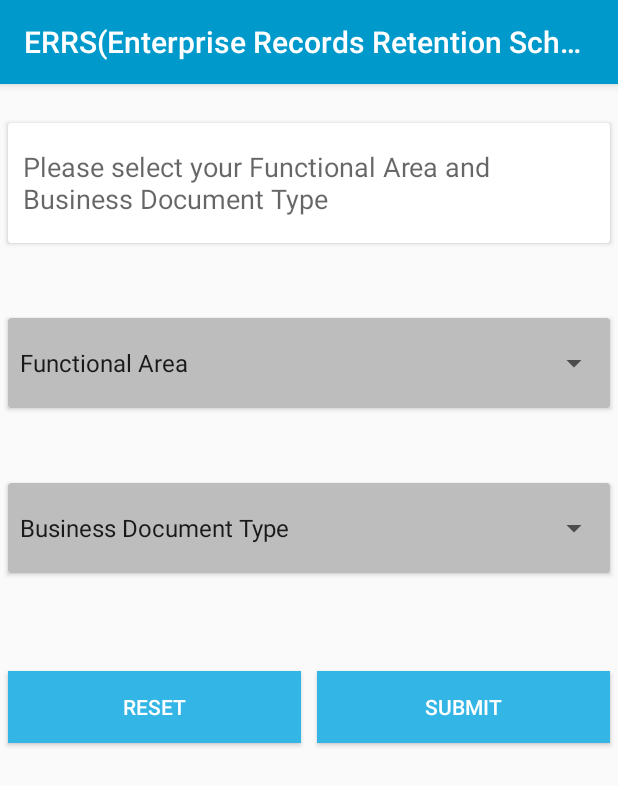
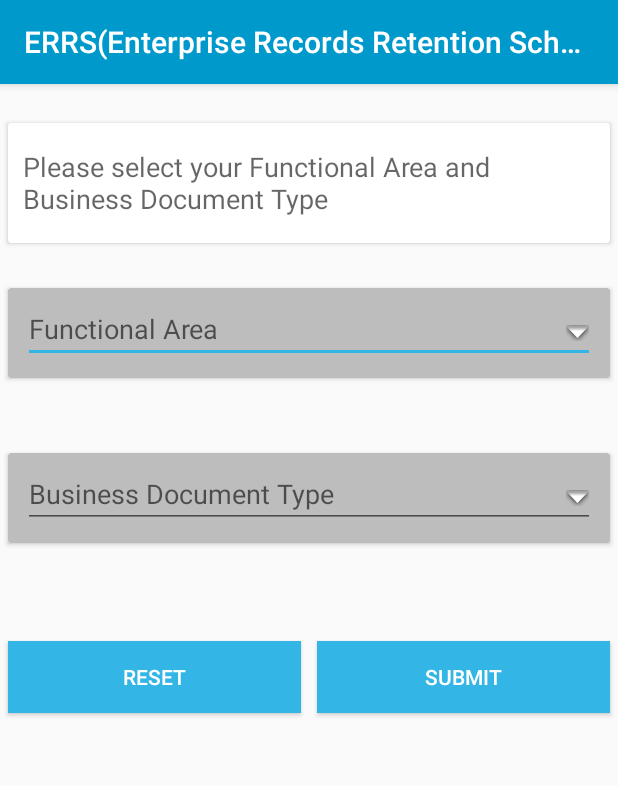
Before and after one commit to gsri4/Innominds, an Android app: the FunctionalArea screen opened directly, with no data from a screen before it, after a tap on "RESET", on a phone screen of 412 x 824 dp. Shown: the top 786 px of the screen. Run offline under Robolectric (Android 15) with nearby library versions, the phone set to English and light mode, and no system bars; 4 statements that could not run were skipped.

Commit message:
Added search fuctionality to Functional area and business type

```diff
--- a/app/src/main/AndroidManifest.xml
+++ b/app/src/main/AndroidManifest.xml
@@ -33,7 +33,7 @@
 
         <activity android:name=".FunctionalArea"
             android:screenOrientation="portrait"
-            android:windowSoftInputMode="stateHidden"/>
+            android:windowSoftInputMode="adjustResize|stateHidden"/>
 
         <activity android:name=".FunctionalCodeResults"
             android:screenOrientation="portrait"
--- a/app/src/main/java/com/innominds/rsfb/FunctionalArea.java
+++ b/app/src/main/java/com/innominds/rsfb/FunctionalArea.java
@@ -5,11 +5,14 @@ import android.content.Intent;
 import android.content.SharedPreferences;
 import android.support.v7.app.AppCompatActivity;
 import android.os.Bundle;
+import android.text.Editable;
+import android.text.TextWatcher;
 import android.view.View;
+import android.view.inputmethod.InputMethodManager;
 import android.widget.AdapterView;
 import android.widget.ArrayAdapter;
+import android.widget.AutoCompleteTextView;
 import android.widget.Button;
-import android.widget.Spinner;
 import android.widget.Toast;
 
 import com.activeandroid.query.Select;
@@ -26,7 +29,7 @@ public class FunctionalArea extends AppCompatActivity  {
 
 
 
-    private Spinner mFunctionalSpinner,mBusinessAreaSpinner;
+    private AutoCompleteTextView mFunctionalAutoView,mBusinessAreaAutoView;
     private Button mBtn_Reset, mBtn_Submit;
     List<String> functionalAreas = new ArrayList<String>();
     List<String> functionalBusinessType = new ArrayList<String>();
@@ -35,19 +38,18 @@ public class FunctionalArea extends AppCompatActivity  {
     SharedPreferences.Editor editor;
     public static  final String PREFS_NAME = "Spinner Values";
     public static  final String PREFS_FAREA = "Functional Area";
-    public static  final String PREFS_FAREA_Index = "Functional Area Index";
     public static  final String PREFS_BTYPE = "Business Type";
-    public static  final String PREFS_BTYPE_Index = "Business Type Index";
 
     @Override
     protected void onCreate(Bundle savedInstanceState) {
         super.onCreate(savedInstanceState);
         setContentView(R.layout.activity_functional_area);
 
-        mFunctionalSpinner = (Spinner)findViewById(R.id.spinner_funArea);
-        mBusinessAreaSpinner = (Spinner)findViewById(R.id.spinner_businessCode);
+        mFunctionalAutoView = (AutoCompleteTextView)findViewById(R.id.fun_txtview);
+        mBusinessAreaAutoView = (AutoCompleteTextView)findViewById(R.id.btype_txtview);
         mBtn_Submit = (Button)findViewById(R.id.btn_submit);
         mBtn_Reset = (Button)findViewById(R.id.btn_reset);
+
 
 
 
@@ -66,98 +68,145 @@ public class FunctionalArea extends AppCompatActivity  {
         functionalAreas.addAll(hs);
         Collections.sort(functionalAreas, String.CASE_INSENSITIVE_ORDER);
 
-        //Adding default element
-        functionalAreas.add(0,"Functional Area");
+        //Adding default element to Functional Area autocomplete view
+         setFunctionalAreaData(functionalAreas);
 
 
-        //Setting spinner items with functional area
-        ArrayAdapter<String> dataAdapter = new ArrayAdapter<String>(this, android.R.layout.simple_spinner_item, functionalAreas);
-        dataAdapter.setDropDownViewResource(android.R.layout.simple_spinner_dropdown_item);
-        mFunctionalSpinner.setAdapter(dataAdapter);
 
-        //Addind default element
-        functionalBusinessType.add(0, "Business Document Type");
+
+        //Adding default element Business Type
         setBusinessCodeData(functionalBusinessType);
 
 
 
+        //Checking weather elements are empty or matches with any of stings.
         mBtn_Submit.setOnClickListener(new View.OnClickListener() {
             @Override
             public void onClick(View v) {
 
-                if((!(mFunctionalSpinner.getSelectedItem().toString().equals("Functional Area")))&& mBusinessAreaSpinner.getSelectedItem() != null && mBusinessAreaSpinner != null){
-                    if(!(mBusinessAreaSpinner.getSelectedItem().toString().equals("No Business Type available")))
-                    {
+                if (!(mFunctionalAutoView.getText().toString().isEmpty()) && !(mBusinessAreaAutoView.getText().toString().isEmpty()) &&
+                        (!(mFunctionalAutoView.getText().toString().equals("Functional Area"))) && !(mBusinessAreaAutoView.getText().toString().equals("Business Document Type"))) {
+                    if (!(mBusinessAreaAutoView.getText().toString().equals("No Business Type available"))) {
                         settings = getApplicationContext().getSharedPreferences(PREFS_NAME, Context.MODE_PRIVATE);
                         editor = settings.edit(); //2
 
-                        editor.putString(PREFS_FAREA, mFunctionalSpinner.getSelectedItem().toString());
-                        editor.putInt(PREFS_FAREA_Index, mFunctionalSpinner.getSelectedItemPosition());
-                        editor.putString(PREFS_BTYPE, mBusinessAreaSpinner.getSelectedItem().toString());
-                        editor.putInt(PREFS_BTYPE_Index, mBusinessAreaSpinner.getSelectedItemPosition());
+                        editor.putString(PREFS_FAREA, mFunctionalAutoView.getText().toString());
+                        editor.putString(PREFS_BTYPE, mBusinessAreaAutoView.getText().toString());
                         editor.commit();
 
                         Intent codeResultsIntent = new Intent(FunctionalArea.this, FunctionalCodeResults.class);
                         startActivity(codeResultsIntent);
-                    }else{
-                        Toast.makeText(FunctionalArea.this,"Not able to request data without Business Type ",Toast.LENGTH_SHORT).show();
+                    } else {
+                        Toast.makeText(FunctionalArea.this, "Not able to request data without Business Type ", Toast.LENGTH_SHORT).show();
                     }
-                }else{
-                    Toast.makeText(FunctionalArea.this,"Please select Functional Area and Business Type to continue",Toast.LENGTH_SHORT).show();
+                } else {
+                    Toast.makeText(FunctionalArea.this, "Please select Functional Area and Business Type to continue", Toast.LENGTH_SHORT).show();
                 }
 
             }
         });
 
 
-        mBtn_Reset.setOnClickListener(new View.OnClickListener() {
+
+        //When ever user selected particular item in mFunctionalAutoView then we dismiss keyboard and shows default hints
+        mFunctionalAutoView.setOnItemClickListener(new AdapterView.OnItemClickListener() {
             @Override
-            public void onClick(View v) {
-
-                mFunctionalSpinner.setSelection(0);
-                functionalBusinessType.add(0,"Business Document Type");
-                setBusinessCodeData(functionalBusinessType);
-
-            }
-        });
-
-        mFunctionalSpinner.setOnItemSelectedListener(new AdapterView.OnItemSelectedListener() {
-            @Override
-            public void onItemSelected(AdapterView<?> parent, View view, int position, long id) {
-
-                if (position != 0){
-                    //Get selected item from spinner
-                    selectedItem = mFunctionalSpinner.getSelectedItem().toString();
-                    functionalBusinessType.clear();
-                    setCategoryCodeSpinnerData(selectedItem);
-                 }else{
-                    functionalBusinessType.clear();
-                    functionalBusinessType.add(0,"Business Document Type");
-                    setBusinessCodeData(functionalBusinessType);
-
-                }
-            }
-
-            @Override
-            public void onNothingSelected(AdapterView<?> parent) {
+            public void onItemClick(AdapterView<?> parent, View view, int position, long id) {
+                //Get selected item from spinner
+                hideSoftKeyBoard();
+                selectedItem = mFunctionalAutoView.getText().toString();
+                functionalBusinessType.clear();
+                setCategoryCodeSpinnerData(selectedItem);
+                mBusinessAreaAutoView.getText().clear();
+                mBusinessAreaAutoView.setHint(getResources().getString(R.string.str_buss_doctype));
+                mBusinessAreaAutoView.requestFocus();
 
             }
         });
 
 
-        mBusinessAreaSpinner.setOnItemSelectedListener(new AdapterView.OnItemSelectedListener() {
+
+
+
+        //Hiding keyboard when mBusinessAreaAutoView item selected
+        mBusinessAreaAutoView.setOnItemClickListener(new AdapterView.OnItemClickListener() {
             @Override
-            public void onItemSelected(AdapterView<?> parent, View view, int position, long id) {
+            public void onItemClick(AdapterView<?> parent, View view, int position, long id) {
+                hideSoftKeyBoard();
+            }
+        });
+
+
+        //Text changed in mFunctionalAutoView area then we again set the adapter data
+        mFunctionalAutoView.addTextChangedListener(new TextWatcher() {
+            @Override
+            public void beforeTextChanged(CharSequence s, int start, int count, int after) {
 
             }
 
             @Override
-            public void onNothingSelected(AdapterView<?> parent) {
+            public void onTextChanged(CharSequence s, int start, int before, int count) {
+
+            }
+
+            @Override
+            public void afterTextChanged(Editable s) {
+                selectedItem = mFunctionalAutoView.getText().toString();
+                functionalBusinessType.clear();
+                setCategoryCodeSpinnerData(selectedItem);
 
             }
         });
+
+
+
+        //When mFunctionalAutoView clicked then it shows dropdown with adapter data
+        mFunctionalAutoView.setOnClickListener(new View.OnClickListener() {
+            @Override
+            public void onClick(View v) {
+                mFunctionalAutoView.showDropDown();
+            }
+        });
+
+
+        //When mBusinessAreaAutoView clicked then it shows dropdown with adapter data
+        mBusinessAreaAutoView.setOnClickListener(new View.OnClickListener() {
+            @Override
+            public void onClick(View v) {
+                mBusinessAreaAutoView.showDropDown();
+            }
+        });
+
+
+
+        //Reset both the autocomplete views data
+        mBtn_Reset.setOnClickListener(new View.OnClickListener() {
+            @Override
+            public void onClick(View v) {
+
+                mFunctionalAutoView.setText(" ");
+                mFunctionalAutoView.getText().clear();
+                mFunctionalAutoView.setHint(getResources().getString(R.string.str_funArea));
+                setFunctionalAreaData(functionalAreas);
+                mFunctionalAutoView.setSelection(0);
+                mBusinessAreaAutoView.setText(" ");
+                mBusinessAreaAutoView.getText().clear();
+                mBusinessAreaAutoView.setHint(getResources().getString(R.string.str_buss_doctype));
+                mFunctionalAutoView.requestFocus();
+            }
+        });
+
     }
 
+
+    //Check and dismiss soft keyboard
+    private void hideSoftKeyBoard() {
+        InputMethodManager imm = (InputMethodManager) getSystemService(INPUT_METHOD_SERVICE);
+
+        if(imm.isAcceptingText()) { // verify if the soft keyboard is open
+            imm.hideSoftInputFromWindow(getCurrentFocus().getWindowToken(), 0);
+        }
+    }
 
 
 
@@ -197,7 +246,16 @@ public class FunctionalArea extends AppCompatActivity  {
         //Setting spinner items with functional area
         ArrayAdapter<String> dataAdapter = new ArrayAdapter<String>(this, android.R.layout.simple_spinner_item, codes);
         dataAdapter.setDropDownViewResource(android.R.layout.simple_spinner_dropdown_item);
-        mBusinessAreaSpinner.setAdapter(dataAdapter);
+        mBusinessAreaAutoView.setAdapter(dataAdapter);
+
+    }
+
+    //used to set the spinner value of Functional Area
+    private void setFunctionalAreaData( List<String> functionalAreas){
+        //Setting spinner items with functional area
+        ArrayAdapter<String> dataAdapter = new ArrayAdapter<String>(this, android.R.layout.simple_spinner_item, functionalAreas);
+        dataAdapter.setDropDownViewResource(android.R.layout.simple_spinner_dropdown_item);
+        mFunctionalAutoView.setAdapter(dataAdapter);
 
     }
 
--- a/app/src/main/res/layout/activity_functional_area.xml
+++ b/app/src/main/res/layout/activity_functional_area.xml
@@ -1,12 +1,17 @@
 <?xml version="1.0" encoding="utf-8"?>
-<RelativeLayout xmlns:android="http://schemas.android.com/apk/res/android"
+<ScrollView xmlns:android="http://schemas.android.com/apk/res/android"
     xmlns:tools="http://schemas.android.com/tools"
     android:layout_width="match_parent"
     android:layout_height="match_parent"
     xmlns:card_view="http://schemas.android.com/apk/res-auto"
     android:paddingBottom="@dimen/activity_vertical_margin"
     android:paddingTop="@dimen/activity_vertical_margin"
+    android:isScrollContainer="false"
     tools:context="com.innominds.rsfb.FunctionalArea">
+
+    <RelativeLayout
+        android:layout_width="match_parent"
+        android:layout_height="match_parent">
 
         <android.support.v7.widget.CardView
             android:layout_height="80dp"
@@ -33,21 +38,25 @@
         <android.support.v7.widget.CardView
             android:id="@+id/spinner_businesscard"
             android:layout_height="60dp"
-        android:layout_marginTop="50dp"
+            android:layout_marginTop="30dp"
             android:layout_below="@+id/card_textView"
             android:layout_marginLeft="5dp"
             android:layout_marginRight="5dp"
             card_view:cardBackgroundColor="@color/background_color"
             android:layout_width="match_parent">
 
-        <Spinner
+            <AutoCompleteTextView
                 android:layout_width="match_parent"
                 android:layout_height="wrap_content"
-            android:id="@+id/spinner_funArea"
-            android:layout_gravity="center"
-            android:layout_alignParentLeft="true"
-            android:layout_alignParentStart="true" />
-
+                android:hint="@string/str_funArea"
+                android:id="@+id/fun_txtview"
+                android:layout_centerHorizontal="true"
+                android:layout_margin="10dp"
+                android:focusable="true"
+                android:singleLine="true"
+                android:drawableRight="@android:drawable/arrow_down_float"
+                android:layout_below="@+id/card_textView"/>
+            <requestFocus/>
         </android.support.v7.widget.CardView>
 
 
@@ -61,13 +70,19 @@
             android:layout_marginRight="5dp"
             card_view:cardBackgroundColor="@color/background_color"
             android:layout_width="match_parent">
-        <Spinner
-            android:layout_gravity="center"
+
+            <AutoCompleteTextView
                 android:layout_width="match_parent"
                 android:layout_height="wrap_content"
-            android:id="@+id/spinner_businessCode"
-            android:layout_alignParentLeft="true"
-            android:layout_alignParentStart="true" />
+                android:id="@+id/btype_txtview"
+                android:layout_centerHorizontal="true"
+                android:layout_margin="10dp"
+                android:singleLine="true"
+                android:hint="@string/str_buss_doctype"
+                android:imeOptions="actionDone"
+                android:drawableRight="@android:drawable/arrow_down_float"
+                android:layout_below="@+id/card_textView"/>
+
         </android.support.v7.widget.CardView>
 
 
@@ -100,4 +115,8 @@
 
         </LinearLayout>
 
+
     </RelativeLayout>
+
+
+</ScrollView>
--- a/app/src/main/res/values/strings.xml
+++ b/app/src/main/res/values/strings.xml
@@ -7,6 +7,7 @@
     <string name="str_btn_close">Close</string>
     <string name="str_btn_another">Lookup Another</string>
     <string name="str_funArea">Functional Area</string>
+    <string name="str_buss_doctype">Business Document Type</string>
     <string name="str_business_info">Business Doc Type</string>
     <string name="str_schedule">Retention Schedule :</string>
     <string name="str_category">Record Category Code :</string>
```
Also changed, not shown: app/src/main/java/com/innominds/rsfb/FunctionalCodeResults.java (+23 -8 lines). Lines whose indentation alone changed are shown as unchanged.
